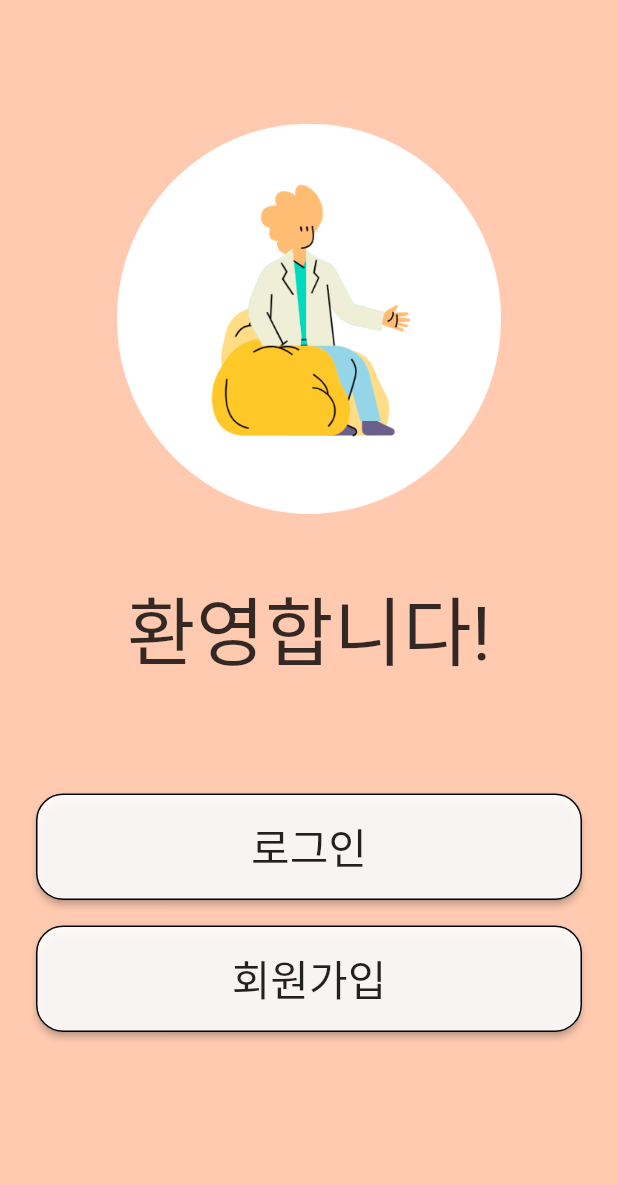
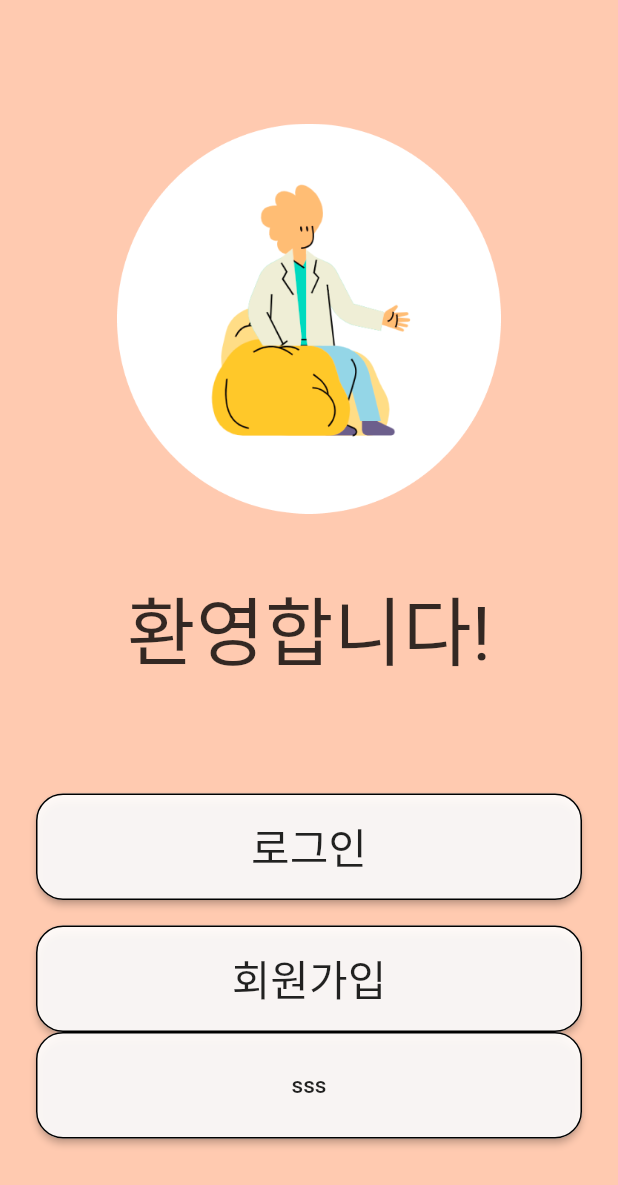
Before and after one commit to muyaho-universe/chimap_actual, a Flutter app: the screen it shows after launch, on a phone screen of 412 x 824 dp. Shown: the top 1185 px of the screen. Run offline on Flutter 3.47's test engine with Material 2 defaults, Android fonts, the phone set to English and light mode, and no system bars; our stand-ins replace cloud_firestore, firebase_auth, firebase_core, get, sms_autofill; missing offline and left inert: dart:ffi, kopo, multi_masked_formatter; accounts and stored records are empty; Roboto replaces fonts that are missing (Gosan).

Commit message:
UPDATE: Several pages are added

```diff
--- a/lib/main.dart
+++ b/lib/main.dart
@@ -9,11 +9,15 @@ import 'pages/first_page.dart';
 import 'pages/found_account_page.dart';
 import 'pages/information_confirm_page.dart';
 import 'pages/login_page.dart';
+import 'pages/partner_only_page.dart';
 import 'pages/partner_signup_page2.dart';
 import 'pages/partner_signup_page3.dart';
 import 'pages/signup_page.dart';
 import 'pages/partner_signup_page.dart';
 import 'package:flutter_localizations/flutter_localizations.dart';
+import 'package:http/http.dart' as http;
+
+import 'repository/location_search.dart';
 
 Future<void> main() async {
   //WidgetsFlutterBinding.ensureInitialized(); // Flutter 비동기 실행을 위한 코드
@@ -89,6 +93,18 @@ class MyApp extends StatelessWidget {
           name: '/first/login/signup/complete',
           page: () => CompletePage(),
         ),
+        GetPage(
+          name: '/first/search',
+          page: () => HttpApp(),
+        ),
+        GetPage(
+          name: '/first/login/signup/partnerOnly',
+          page: () => PartnerOnlyPage(),
+        ),
+        GetPage(
+          name: '/first/login/findingID',
+          page: () => PartnerOnlyPage(),
+        ),
       ],
     );
   }
--- a/lib/pages/IDandPW_page.dart
+++ b/lib/pages/IDandPW_page.dart
@@ -290,7 +290,7 @@ class _IDandPWPageState extends State<IDandPWPage> {
                         ),
                         onPressed: () {
                           if(type == 1){
-                            Get.offNamed('/first/signup');
+                            Get.offNamed('/first/login/signup/partnerOnly');
                           }
                           else {
                             Get.offNamed("/first/login/signup/complete");
--- a/lib/pages/first_page.dart
+++ b/lib/pages/first_page.dart
@@ -105,6 +105,32 @@ class FirstPage extends StatelessWidget {
             ),
           ),
         ),
+        Container(
+          width: 50.0,
+          height: 71.0,
+          child: ElevatedButton(
+            style: ButtonStyle(
+                shape: MaterialStateProperty.all<RoundedRectangleBorder>(
+                  RoundedRectangleBorder(
+                    borderRadius: BorderRadius.circular(18.0),
+                    side: BorderSide(color: Colors.black),
+                  ),
+                ),
+                backgroundColor:
+                MaterialStateProperty.all<Color>(Colors.white.withOpacity(0.9))),
+            onPressed: () {
+              Get.toNamed('/first/search');
+            },
+            child: const Text(
+              'sss',
+              style: TextStyle(
+                fontFamily: "Gosan",
+                fontSize: 15.0,
+                color: Colors.black87,
+              ),
+            ),
+          ),
+        ),
       ],
     );
   }
```
Also changed, not shown: lib/pages/partner_only_page.dart (added, +180 -0 lines), lib/repository/location_search.dart (added, +36 -0 lines).
